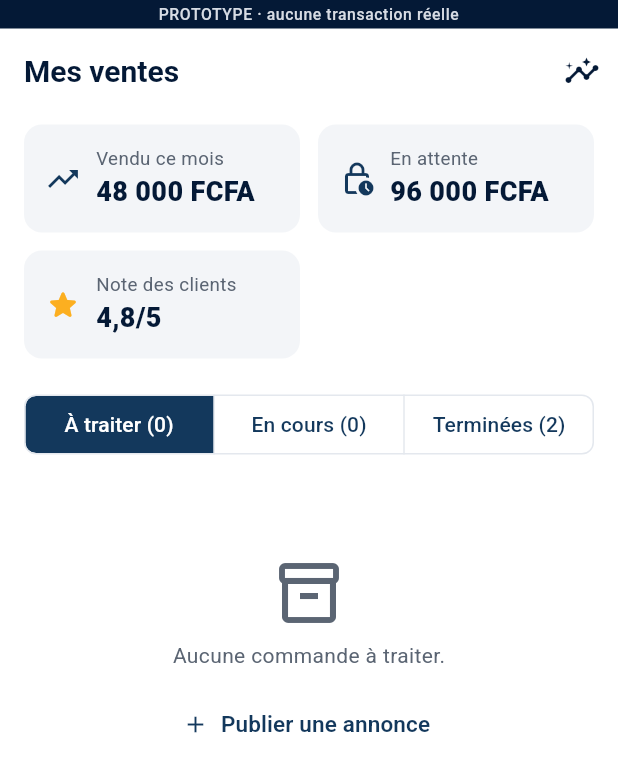
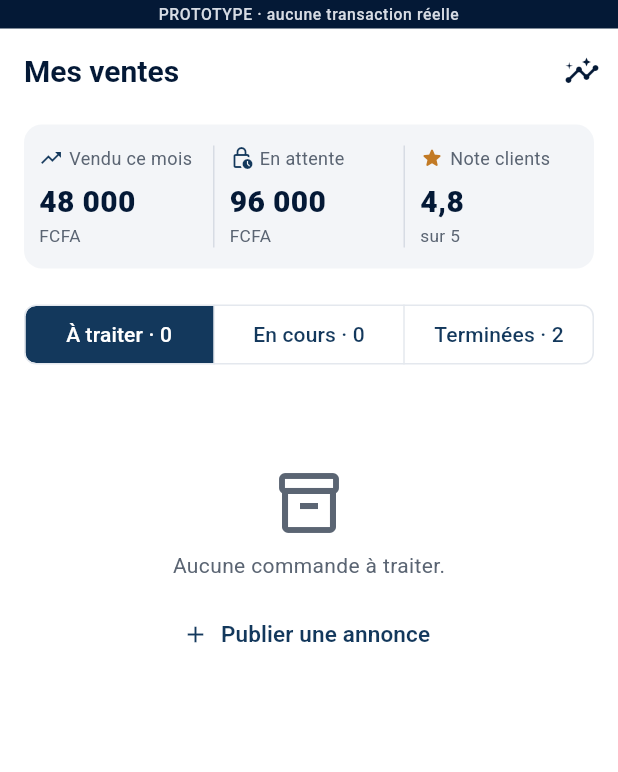
Before and after one commit to Live2026/Live, a Flutter app: the EcranMesVentes screen opened by its route, on a phone screen of 412 x 824 dp. Shown: the top 772 px of the screen. Run offline on Flutter 3.47's test engine with Material 3 defaults, Android fonts, the phone set to English and light mode, and no system bars; our stand-ins replace flutter_riverpod, go_router, qr_flutter.

Commit message:
fix(prototype): chiffres vendeur en bande à 3 colonnes, actions compactes sur grand écran
Co-Authored-By: Claude Opus 5.5 <noreply@anthropic.com>
Claude-Session: https://claude.ai/code/session_01MCoYm9C73oKd3ji52FcTpd

```diff
--- a/app/lib/features/market/market_screens.dart
+++ b/app/lib/features/market/market_screens.dart
@@ -18,6 +18,27 @@ class EcranProduit extends StatelessWidget {
   @override
   Widget build(BuildContext context) {
     final p = produitParId(id);
+    final entete = <Widget>[
+      const SizedBox(height: 12),
+      Text(
+        p.titre,
+        style: const TextStyle(fontSize: 22, fontWeight: FontWeight.bold),
+      ),
+      Row(
+        children: [
+          Text(
+            fcfa(p.prix),
+            style: const TextStyle(fontSize: 24, fontWeight: FontWeight.w900),
+          ),
+          const SizedBox(width: 10),
+          if (p.negociable) const Chip(label: Text('négociable')),
+        ],
+      ),
+      Text(
+        '${p.quartier} · ${p.etat}',
+        style: const TextStyle(color: LiveColors.gris),
+      ),
+    ];
     return Scaffold(
       appBar: AppBar(
         actions: [
@@ -36,28 +57,7 @@ class EcranProduit extends StatelessWidget {
               video: true,
             ),
           ),
-          const SizedBox(height: 12),
-          Text(
-            p.titre,
-            style: const TextStyle(fontSize: 22, fontWeight: FontWeight.bold),
-          ),
-          Row(
-            children: [
-              Text(
-                fcfa(p.prix),
-                style: const TextStyle(
-                  fontSize: 24,
-                  fontWeight: FontWeight.w900,
-                ),
-              ),
-              const SizedBox(width: 10),
-              if (p.negociable) const Chip(label: Text('négociable')),
-            ],
-          ),
-          Text(
-            '${p.quartier} · ${p.etat}',
-            style: const TextStyle(color: LiveColors.gris),
-          ),
+          if (!context.grandEcran) ...entete,
           const Divider(height: 28),
           for (final e in p.details.entries)
             LigneMontant(e.key, 0, brut: e.value),
@@ -70,7 +70,8 @@ class EcranProduit extends StatelessWidget {
           Text(p.description),
         ],
         secondaire: [
-          const Divider(height: 28),
+          if (context.grandEcran) ...entete else const Divider(height: 28),
+          if (context.grandEcran) const Divider(height: 28),
           ListTile(
             contentPadding: EdgeInsets.zero,
             leading: const CircleAvatar(child: Icon(Icons.store)),
@@ -542,28 +543,29 @@ class _EcranMesVentesState extends ConsumerState<EcranMesVentes> {
       body: ListView(
         padding: EdgeInsets.fromLTRB(marge, 8, marge, 24),
         children: [
-          GrilleAdaptative(
-            largeurMax: 320,
-            enfants: [
+          _BandeauChiffres(
+            chiffres: [
               _Chiffre(
                 libelle: 'Vendu ce mois',
                 valeur: ceMois,
-                format: fcfa,
+                format: (n) => fcfa(n, devise: false),
+                unite: 'FCFA',
                 icone: Icons.trending_up,
               ),
               _Chiffre(
                 libelle: 'En attente',
                 valeur: 96000,
-                format: fcfa,
+                format: (n) => fcfa(n, devise: false),
+                unite: 'FCFA',
                 icone: Icons.lock_clock_outlined,
               ),
               _Chiffre(
-                libelle: 'Note des clients',
+                libelle: 'Note clients',
                 valeur: 48,
-                format: (n) =>
-                    '${(n / 10).toStringAsFixed(1).replaceAll('.', ',')}/5',
+                format: (n) => (n / 10).toStringAsFixed(1).replaceAll('.', ','),
+                unite: 'sur 5',
                 icone: Icons.star_rounded,
-                couleurIcone: LiveColors.ambre,
+                couleurIcone: LiveColors.cuivre,
               ),
             ],
           ),
@@ -578,7 +580,13 @@ class _EcranMesVentesState extends ConsumerState<EcranMesVentes> {
                   'En cours',
                   'Terminées',
                 ].indexed)
-                  ButtonSegment(value: i, label: Text('$t (${nombre[i]})')),
+                  ButtonSegment(
+                    value: i,
+                    label: FittedBox(
+                      fit: BoxFit.scaleDown,
+                      child: Text('$t · ${nombre[i]}', maxLines: 1),
+                    ),
+                  ),
               ],
               selected: {_onglet},
               onSelectionChanged: (s) => setState(() => _onglet = s.first),
@@ -631,53 +639,84 @@ class _EcranMesVentesState extends ConsumerState<EcranMesVentes> {
   }
 }
 
+/// Les chiffres clés du vendeur, en une seule bande à 3 colonnes.
+class _BandeauChiffres extends StatelessWidget {
+  const _BandeauChiffres({required this.chiffres});
+  final List<_Chiffre> chiffres;
+
+  @override
+  Widget build(BuildContext context) {
+    return Container(
+      padding: const EdgeInsets.symmetric(vertical: 14),
+      decoration: BoxDecoration(
+        color: const Color(0xFFF3F5F8),
+        borderRadius: BorderRadius.circular(12),
+      ),
+      child: IntrinsicHeight(
+        child: Row(
+          children: [
+            for (final (i, c) in chiffres.indexed) ...[
+              if (i > 0)
+                const VerticalDivider(width: 1, color: LiveColors.brume),
+              Expanded(child: c),
+            ],
+          ],
+        ),
+      ),
+    );
+  }
+}
+
 class _Chiffre extends StatelessWidget {
   const _Chiffre({
     required this.libelle,
     required this.valeur,
     required this.format,
+    required this.unite,
     required this.icone,
     this.couleurIcone = LiveColors.bleu,
   });
   final String libelle;
   final int valeur;
   final String Function(int) format;
+  final String unite;
   final IconData icone;
   final Color couleurIcone;
 
   @override
   Widget build(BuildContext context) {
-    return Container(
-      padding: const EdgeInsets.all(14),
-      decoration: BoxDecoration(
-        color: const Color(0xFFF3F5F8),
-        borderRadius: BorderRadius.circular(12),
-      ),
-      child: Row(
+    return Padding(
+      padding: const EdgeInsets.symmetric(horizontal: 10),
+      child: Column(
+        crossAxisAlignment: CrossAxisAlignment.start,
         children: [
-          Icon(icone, color: couleurIcone),
-          const SizedBox(width: 10),
-          Expanded(
-            child: Column(
-              crossAxisAlignment: CrossAxisAlignment.start,
-              children: [
-                Text(
+          Row(
+            children: [
+              Icon(icone, size: 16, color: couleurIcone),
+              const SizedBox(width: 4),
+              Expanded(
+                child: Text(
                   libelle,
-                  style: const TextStyle(
-                    color: LiveColors.gris,
-                    fontSize: 12.5,
-                  ),
+                  maxLines: 1,
+                  overflow: TextOverflow.ellipsis,
+                  style: const TextStyle(color: LiveColors.gris, fontSize: 12),
                 ),
-                ChiffreAnime(
-                  valeur: valeur,
-                  format: format,
-                  style: const TextStyle(
-                    fontSize: 18,
-                    fontWeight: FontWeight.w800,
-                  ),
-                ),
-              ],
+              ),
+            ],
+          ),
+          const SizedBox(height: 6),
+          FittedBox(
+            fit: BoxFit.scaleDown,
+            alignment: Alignment.centerLeft,
+            child: ChiffreAnime(
+              valeur: valeur,
+              format: format,
+              style: const TextStyle(fontSize: 20, fontWeight: FontWeight.w800),
             ),
+          ),
+          Text(
+            unite,
+            style: const TextStyle(color: LiveColors.gris, fontSize: 11.5),
           ),
         ],
       ),
--- a/app/lib/shared/widgets.dart
+++ b/app/lib/shared/widgets.dart
@@ -453,7 +453,17 @@ class BarreAction extends StatelessWidget {
           color: Colors.white,
           border: Border(top: BorderSide(color: Colors.grey.shade200)),
         ),
-        child: child,
+        // Sur grand écran, les actions restent compactes et alignées à droite
+        // au lieu de s'étirer sur toute la largeur.
+        child: MediaQuery.sizeOf(context).width >= 840
+            ? Align(
+                alignment: Alignment.centerRight,
+                child: ConstrainedBox(
+                  constraints: const BoxConstraints(maxWidth: 440),
+                  child: child,
+                ),
+              )
+            : child,
       ),
     );
   }
```
